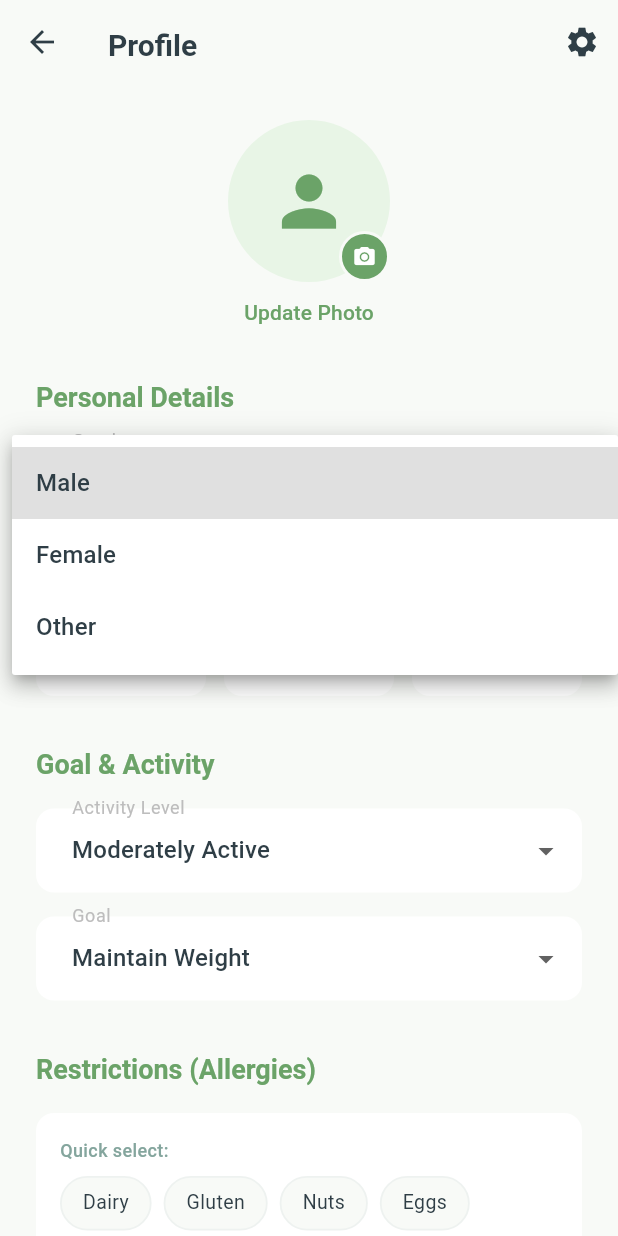
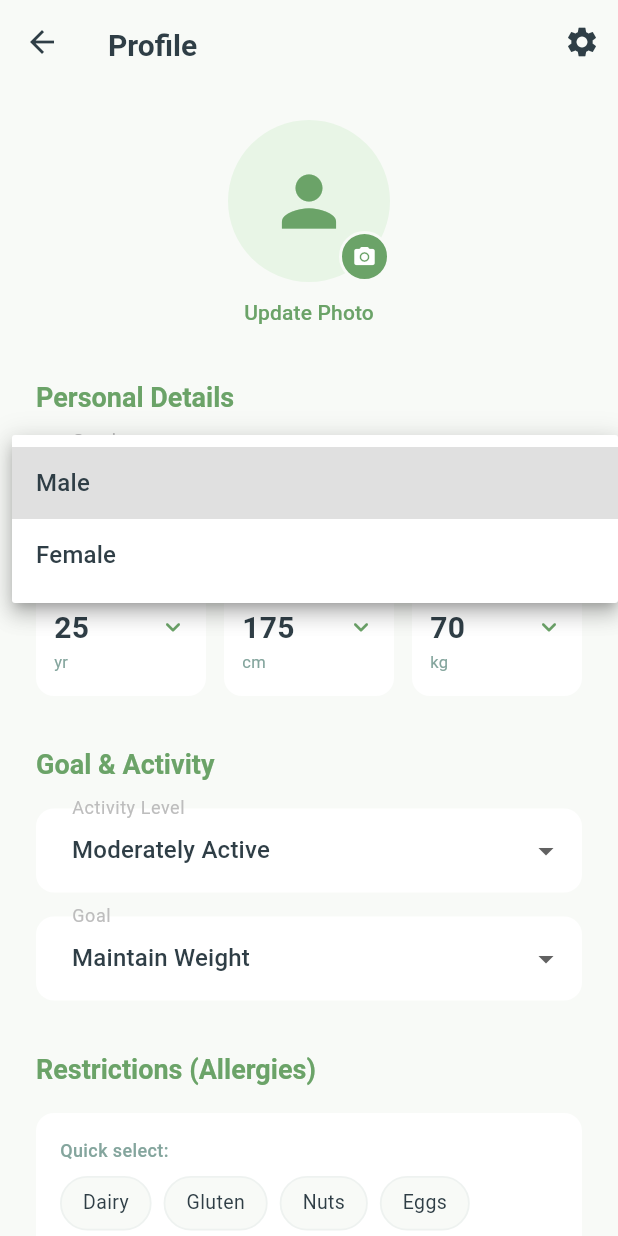
Before and after one commit to yaroslav-vep/HappyFood_Diplom, a Flutter app: the ProfileScreen screen opened directly, after a tap on "Male", on a phone screen of 412 x 824 dp. Run offline on Flutter 3.47's test engine with Material 3 defaults, Android fonts, the phone set to English and light mode, and no system bars; our stand-ins replace firebase_core, flutter_markdown, flutter_riverpod, image_picker, shared_preferences; missing offline and left inert: dart:html; accounts and stored records are empty; network calls fail.

Commit message:
Final UI polish: remove Other gender, remove login lang switcher, enlarge bottom nav buttons

```diff
--- a/lib/data/repositories/ai_analysis_repository.dart
+++ b/lib/data/repositories/ai_analysis_repository.dart
@@ -4,7 +4,7 @@ import '../models/food_analysis_model.dart';
 
 class AiAnalysisRepository {
   static const String _baseUrl =
-      'https://ai-proxy-server-xi.vercel.app/analyze-food-image';
+      'https://ai-proxy-server-git-main-yaroslavv-5681s-projects.vercel.app/analyze-food-image';
 
   Future<FoodAnalysisModel> analyzeImage({
     required String base64Image,
--- a/lib/data/repositories/chat_repository.dart
+++ b/lib/data/repositories/chat_repository.dart
@@ -5,7 +5,7 @@ import '../models/user_model.dart';
 
 class ChatRepository {
   static const String _baseUrl =
-      'https://ai-proxy-server-xi.vercel.app/chat';
+      'https://ai-proxy-server-git-main-yaroslavv-5681s-projects.vercel.app/chat';
 
   Future<ChatMessage> sendMessage(
       List<ChatMessage> history, UserModel? profile) async {
--- a/lib/data/repositories/menu_analysis_repository.dart
+++ b/lib/data/repositories/menu_analysis_repository.dart
@@ -44,7 +44,7 @@ OUTPUT FORMAT (strict JSON):
 
 class MenuAnalysisRepository {
   static const String _baseUrl =
-      'https://ai-proxy-server-xi.vercel.app/analyze-menu-image';
+      'https://ai-proxy-server-git-main-yaroslavv-5681s-projects.vercel.app/analyze-menu-image';
 
   /// Sends a base64-encoded menu image to the AI proxy and parses the result.
   Future<MenuAnalysisResult> analyzeMenuImage({
--- a/lib/presentation/views/main_screen.dart
+++ b/lib/presentation/views/main_screen.dart
@@ -100,6 +100,11 @@ class _MainScreenState extends ConsumerState<MainScreen> {
           selectedItemColor: Theme.of(context).primaryColor,
           unselectedItemColor: Colors.grey,
           showUnselectedLabels: true,
+          iconSize: 28,
+          selectedFontSize: 14,
+          unselectedFontSize: 13,
+          selectedLabelStyle: const TextStyle(fontWeight: FontWeight.w600),
+          unselectedLabelStyle: const TextStyle(fontWeight: FontWeight.w500),
           type: BottomNavigationBarType.fixed,
           currentIndex: _selectedIndex,
           onTap: _onItemTapped,
--- a/lib/presentation/views/meal_card_screen.dart
+++ b/lib/presentation/views/meal_card_screen.dart
@@ -19,7 +19,7 @@ class MealCardScreen extends ConsumerStatefulWidget {
 class _MealCardScreenState extends ConsumerState<MealCardScreen>
     with SingleTickerProviderStateMixin {
   static const _proxyUrl =
-      'https://ai-proxy-server-xi.vercel.app/chat';
+      'https://ai-proxy-server-git-main-yaroslavv-5681s-projects.vercel.app/chat';
 
   bool _loading = true;
   String? _error;
--- a/lib/presentation/views/onboarding_screen.dart
+++ b/lib/presentation/views/onboarding_screen.dart
@@ -300,14 +300,6 @@ class _OnboardingScreenState extends ConsumerState<OnboardingScreen>
                   'Female',
                   state.gender == 'Female',
                   () => viewModel.updateGender('Female'),
-                ),
-              ),
-              const SizedBox(width: 12),
-              Expanded(
-                child: _buildSegmentedButton(
-                  'Other',
-                  state.gender == 'Other',
-                  () => viewModel.updateGender('Other'),
                 ),
               ),
             ],
--- a/lib/presentation/views/profile_screen.dart
+++ b/lib/presentation/views/profile_screen.dart
@@ -359,7 +359,7 @@ class _ProfileScreenState extends ConsumerState<ProfileScreen> {
               context,
               label: tr('gender', lang),
               value: user.gender,
-              items: ['Male', 'Female', 'Other'],
+              items: ['Male', 'Female'],
               onChanged: (val) => userViewModel.updateGender(val!),
             ),
             const SizedBox(height: 16),
--- a/lib/presentation/views/recipe_detail_screen.dart
+++ b/lib/presentation/views/recipe_detail_screen.dart
@@ -35,7 +35,7 @@ class _RecipeDetailScreenState extends ConsumerState<RecipeDetailScreen>
 
   // AI proxy URL
   static const _aiUrl =
-      'https://ai-proxy-server-xi.vercel.app/chat';
+      'https://ai-proxy-server-git-main-yaroslavv-5681s-projects.vercel.app/chat';
 
   @override
   void initState() {
```
Also changed, not shown: lib/presentation/views/login_screen.dart (+0 -17 lines).
